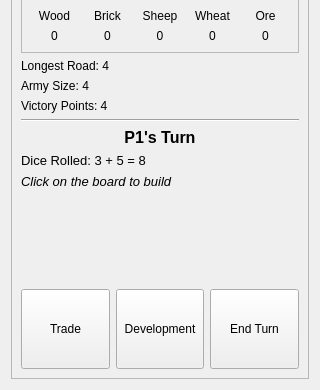
Qt form drawing/ui/main_menu.ui (AlexShem247/a-catan-tutor) before a commit; both pictures show x 0 to 320 and y 359 to 749 of the 320 by 749 pixel window.
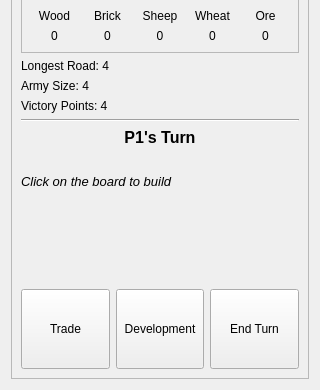
The same form after that commit.

Commit message: Game state values are displayed on screen

Diff of the .ui file:
```diff
--- a/drawing/ui/main_menu.ui
+++ b/drawing/ui/main_menu.ui
@@ -922,7 +922,7 @@
            </font>
           </property>
           <property name="text">
-           <string>Dice Rolled: 3 + 5 = 8</string>
+           <string/>
           </property>
          </widget>
         </item>
```
Left out of the diff: 2 changed lines with no effect on the pictures. The commit also changes 6 other files.
